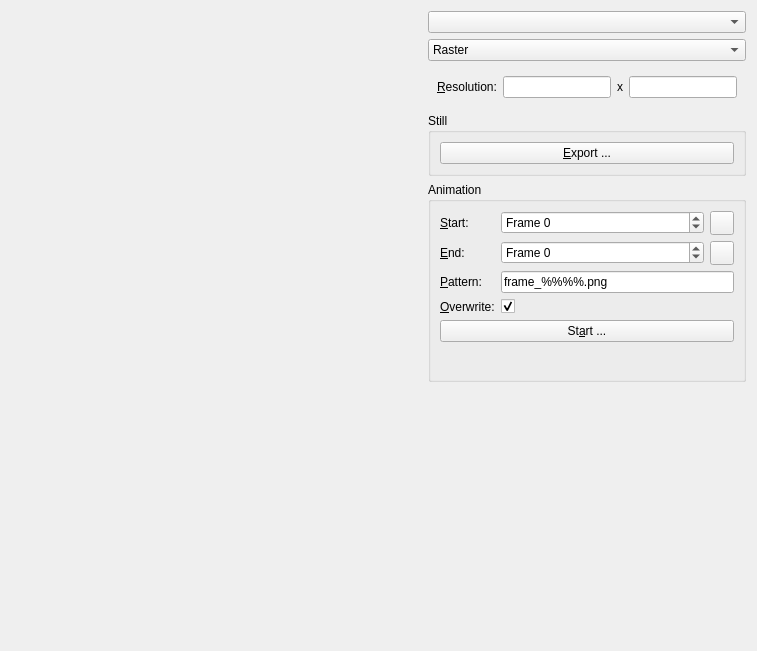
First picture: the form in src/mainwindow/exportdialog.ui, repository pasbi/ommpfritt, before the edit.
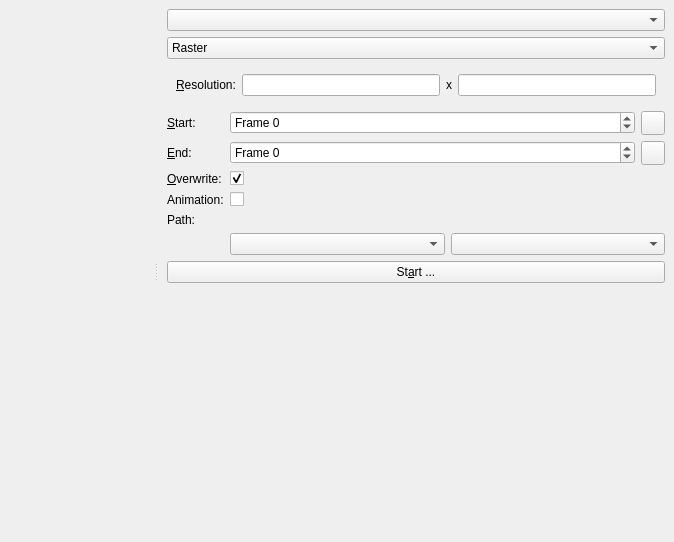
Second picture: the form after the edit. Custom widgets are drawn as their Qt base class.

What changed in the file:
```diff
--- a/src/mainwindow/exportdialog.ui
+++ b/src/mainwindow/exportdialog.ui
@@ -6,15 +6,34 @@
    <rect>
     <x>0</x>
     <y>0</y>
-    <width>757</width>
-    <height>651</height>
+    <width>674</width>
+    <height>542</height>
    </rect>
   </property>
   <property name="windowTitle">
    <string>Export</string>
   </property>
-  <layout class="QHBoxLayout" name="horizontalLayout_3" stretch="1,0">
+  <layout class="QHBoxLayout" name="horizontalLayout_3">
+   <property name="spacing">
+    <number>0</number>
+   </property>
+   <property name="leftMargin">
+    <number>0</number>
+   </property>
+   <property name="topMargin">
+    <number>0</number>
+   </property>
+   <property name="rightMargin">
+    <number>0</number>
+   </property>
+   <property name="bottomMargin">
+    <number>0</number>
+   </property>
    <item>
+    <widget class="QSplitter" name="splitter">
+     <property name="orientation">
+      <enum>Qt::Horizontal</enum>
+     </property>
     <widget class="QLabel" name="lb_preview">
      <property name="sizePolicy">
       <sizepolicy hsizetype="Ignored" vsizetype="Ignored">
@@ -35,13 +54,24 @@
       <set>Qt::AlignCenter</set>
      </property>
     </widget>
-   </item>
-   <item>
-    <layout class="QVBoxLayout" name="verticalLayout">
-     <item>
+     <widget class="QWidget" name="">
+      <layout class="QFormLayout" name="formLayout_3">
+       <property name="leftMargin">
+        <number>9</number>
+       </property>
+       <property name="topMargin">
+        <number>9</number>
+       </property>
+       <property name="rightMargin">
+        <number>9</number>
+       </property>
+       <property name="bottomMargin">
+        <number>9</number>
+       </property>
+       <item row="0" column="0" colspan="2">
       <widget class="omm::ReferenceLineEdit" name="cb_view"/>
      </item>
-     <item>
+       <item row="1" column="0" colspan="2">
       <widget class="QComboBox" name="cb_format">
        <item>
         <property name="text">
@@ -55,7 +85,7 @@
        </item>
       </widget>
      </item>
-     <item>
+       <item row="2" column="0" colspan="2">
       <widget class="QStackedWidget" name="stackedWidget">
        <property name="sizePolicy">
         <sizepolicy hsizetype="Preferred" vsizetype="Maximum">
@@ -116,35 +146,7 @@
        </widget>
       </widget>
      </item>
-     <item>
-      <widget class="QGroupBox" name="groupBox">
-       <property name="title">
-        <string>Still</string>
-       </property>
-       <layout class="QHBoxLayout" name="horizontalLayout">
-        <item>
-         <widget class="QPushButton" name="pb_export">
-          <property name="text">
-           <string>&amp;Export ...</string>
-          </property>
-         </widget>
-        </item>
-       </layout>
-      </widget>
-     </item>
-     <item>
-      <widget class="QGroupBox" name="groupBox_2">
-       <property name="minimumSize">
-        <size>
-         <width>0</width>
-         <height>200</height>
-        </size>
-       </property>
-       <property name="title">
-        <string>Animation</string>
-       </property>
-       <layout class="QFormLayout" name="formLayout_3">
-        <item row="0" column="0">
+       <item row="3" column="0">
          <widget class="QLabel" name="label_4">
           <property name="text">
            <string>&amp;Start:</string>
@@ -154,7 +156,7 @@
           </property>
          </widget>
         </item>
-        <item row="0" column="1">
+       <item row="3" column="1">
          <layout class="QHBoxLayout" name="horizontalLayout_5" stretch="1,0">
           <item>
            <widget class="QSpinBox" name="sb_start">
@@ -190,7 +192,7 @@
           </item>
          </layout>
         </item>
-        <item row="1" column="0">
+       <item row="4" column="0">
          <widget class="QLabel" name="label_5">
           <property name="text">
            <string>&amp;End:</string>
@@ -200,7 +202,7 @@
           </property>
          </widget>
         </item>
-        <item row="1" column="1">
+       <item row="4" column="1">
          <layout class="QHBoxLayout" name="horizontalLayout_4" stretch="1,0">
           <item>
            <widget class="QSpinBox" name="sb_end">
@@ -236,24 +238,7 @@
           </item>
          </layout>
         </item>
-        <item row="2" column="0">
-         <widget class="QLabel" name="label_6">
-          <property name="text">
-           <string>&amp;Pattern:</string>
-          </property>
-          <property name="buddy">
-           <cstring>le_pattern</cstring>
-          </property>
-         </widget>
-        </item>
-        <item row="2" column="1">
-         <widget class="QLineEdit" name="le_pattern">
-          <property name="text">
-           <string>frame_%%%%.png</string>
-          </property>
-         </widget>
-        </item>
-        <item row="3" column="0">
+       <item row="5" column="0">
          <widget class="QLabel" name="label_7">
           <property name="text">
            <string>&amp;Overwrite:</string>
@@ -263,7 +248,7 @@
           </property>
          </widget>
         </item>
-        <item row="3" column="1">
+       <item row="5" column="1">
          <widget class="QCheckBox" name="cb_overwrite">
           <property name="text">
            <string/>
@@ -273,17 +258,62 @@
           </property>
          </widget>
         </item>
-        <item row="4" column="0" colspan="2">
+       <item row="6" column="0">
+        <widget class="QLabel" name="label_8">
+         <property name="text">
+          <string>Animation:</string>
+         </property>
+         <property name="buddy">
+          <cstring>cb_animation</cstring>
+         </property>
+        </widget>
+       </item>
+       <item row="6" column="1">
+        <widget class="QCheckBox" name="cb_animation">
+         <property name="text">
+          <string/>
+         </property>
+        </widget>
+       </item>
+       <item row="7" column="0">
+        <widget class="QLabel" name="label_6">
+         <property name="text">
+          <string>Path:</string>
+         </property>
+         <property name="buddy">
+          <cstring>le_pattern</cstring>
+         </property>
+        </widget>
+       </item>
+       <item row="7" column="1">
+        <widget class="QWidget" name="widget_1" native="true">
+         <layout class="QHBoxLayout" name="horizontalLayout" stretch="0">
+          <property name="leftMargin">
+           <number>0</number>
+          </property>
+          <property name="topMargin">
+           <number>0</number>
+          </property>
+          <property name="rightMargin">
+           <number>0</number>
+          </property>
+          <property name="bottomMargin">
+           <number>0</number>
+          </property>
+          <item>
+           <widget class="omm::FilePathEdit" name="le_pattern" native="true"/>
+          </item>
+         </layout>
+        </widget>
+       </item>
+       <item row="9" column="0" colspan="2">
          <widget class="QPushButton" name="pb_start">
           <property name="text">
            <string>St&amp;art ...</string>
           </property>
          </widget>
         </item>
-       </layout>
-      </widget>
-     </item>
-     <item>
+       <item row="10" column="0">
       <spacer name="verticalSpacer">
        <property name="orientation">
         <enum>Qt::Vertical</enum>
@@ -296,7 +326,72 @@
        </property>
       </spacer>
      </item>
-    </layout>
+       <item row="8" column="1">
+        <widget class="QWidget" name="widget_2" native="true">
+         <layout class="QHBoxLayout" name="horizontalLayout_6">
+          <property name="leftMargin">
+           <number>0</number>
+          </property>
+          <property name="topMargin">
+           <number>0</number>
+          </property>
+          <property name="rightMargin">
+           <number>0</number>
+          </property>
+          <property name="bottomMargin">
+           <number>0</number>
+          </property>
+          <item>
+           <widget class="QComboBox" name="cb_variable">
+            <property name="currentText">
+             <string/>
+            </property>
+            <property name="currentIndex">
+             <number>-1</number>
+            </property>
+            <property name="placeholderText">
+             <string>Add Variable</string>
+            </property>
+            <item>
+             <property name="text">
+              <string>Scene Name</string>
+             </property>
+            </item>
+            <item>
+             <property name="text">
+              <string>Scene Path</string>
+             </property>
+            </item>
+            <item>
+             <property name="text">
+              <string>Frame Number</string>
+             </property>
+            </item>
+           </widget>
+          </item>
+          <item>
+           <widget class="QComboBox" name="cb_ending">
+            <property name="placeholderText">
+             <string>Set Format</string>
+            </property>
+            <item>
+             <property name="text">
+              <string>.png</string>
+             </property>
+            </item>
+            <item>
+             <property name="text">
+              <string>.jpg</string>
+             </property>
+            </item>
+           </widget>
+          </item>
+         </layout>
+        </widget>
+       </item>
+      </layout>
+     </widget>
+    </widget>
    </item>
   </layout>
  </widget>
@@ -316,6 +411,12 @@
    <extends>QLineEdit</extends>
    <header>widgets/numericedit.h</header>
   </customwidget>
+  <customwidget>
+   <class>omm::FilePathEdit</class>
+   <extends>QWidget</extends>
+   <header>widgets/filepathedit.h</header>
+   <container>1</container>
+  </customwidget>
  </customwidgets>
  <resources/>
  <connections>
```
Left out of the diff: 8 changed lines with no effect on the pictures. Lines whose indentation alone changed are shown as unchanged.
